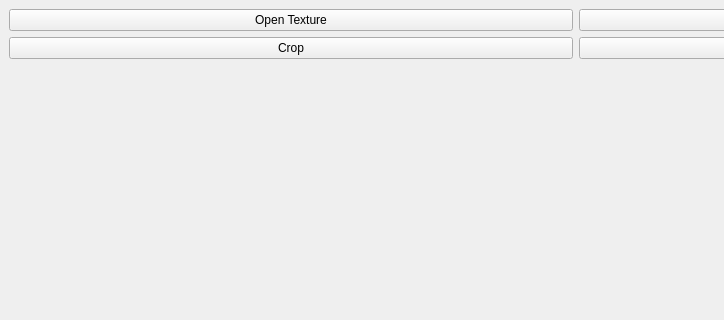
Above: mainwindow.ui from Uumutunal/Qt_Image_Editor before the change; both pictures show x 0 to 724 and y 0 to 320 of the 1152 by 661 pixel window. Below: the same form after it.
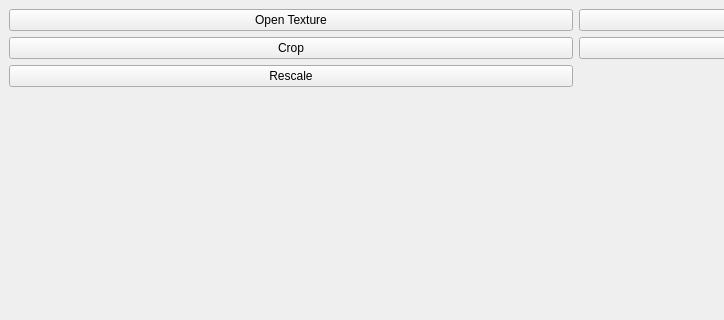
That is the form after the change.

What changed in the file:
```diff
--- a/mainwindow.ui
+++ b/mainwindow.ui
@@ -91,6 +91,13 @@
         </property>
        </widget>
       </item>
+      <item row="2" column="0">
+       <widget class="QPushButton" name="pushButton_rescale">
+        <property name="text">
+         <string>Rescale</string>
+        </property>
+       </widget>
+      </item>
      </layout>
     </item>
    </layout>
```
